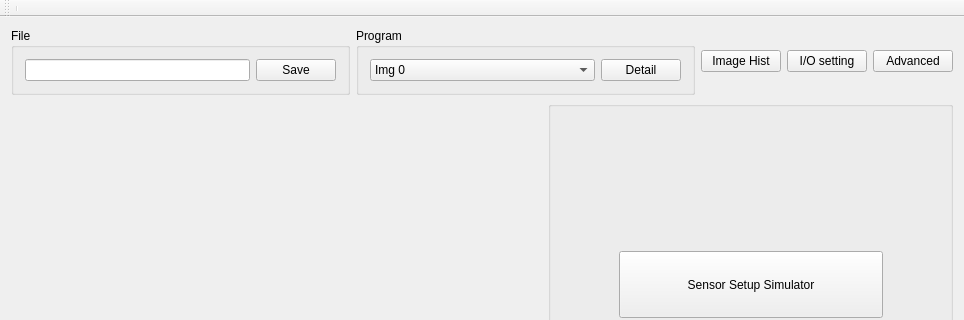
The window that QtWorkGui/QtGuiSimulator.ui (AntonLip/Recognition) describes before a commit, drawn with Qt 5; both pictures show x 0 to 964 and y 0 to 320 of the 964 by 715 pixel window.
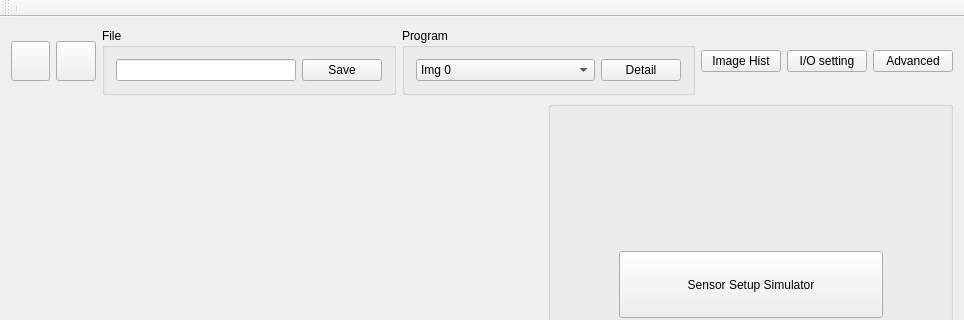
The same window after the commit. Icons and pictures are not drawn. Custom widgets are drawn as their Qt base class.

What changed in the file:
```diff
--- a/QtWorkGui/QtGuiSimulator.ui
+++ b/QtWorkGui/QtGuiSimulator.ui
@@ -16,34 +16,110 @@
   <widget class="QWidget" name="centralWidget">
    <layout class="QVBoxLayout" name="verticalLayout_3">
     <item>
-     <layout class="QGridLayout" name="gridLayout">
-      <item row="0" column="2">
-       <widget class="QPushButton" name="pushButton_ImgHist">
+     <layout class="QHBoxLayout" name="horizontalLayout_4">
+      <item>
+       <widget class="QPushButton" name="pushButton_play">
         <property name="sizePolicy">
-         <sizepolicy hsizetype="Maximum" vsizetype="Fixed">
+         <sizepolicy hsizetype="Minimum" vsizetype="Fixed">
           <horstretch>0</horstretch>
           <verstretch>0</verstretch>
          </sizepolicy>
         </property>
+        <property name="minimumSize">
+         <size>
+          <width>39</width>
+          <height>40</height>
+         </size>
+        </property>
+        <property name="maximumSize">
+         <size>
+          <width>30</width>
+          <height>16777215</height>
+         </size>
+        </property>
         <property name="text">
-         <string>Image Hist</string>
+         <string/>
         </property>
+        <property name="icon">
+         <iconset>
+          <normaloff>G:/Recognition/QtWorkGui/play-button.jpg</normaloff>G:/Recognition/QtWorkGui/play-button.jpg</iconset>
+        </property>
+        <property name="iconSize">
+         <size>
+          <width>30</width>
+          <height>30</height>
+         </size>
+        </property>
        </widget>
       </item>
-      <item row="0" column="3">
-       <widget class="QPushButton" name="pushButton_I_O_settng">
+      <item>
+       <widget class="QPushButton" name="pushButton_parametrs">
+        <property name="minimumSize">
+         <size>
+          <width>40</width>
+          <height>40</height>
+         </size>
+        </property>
+        <property name="maximumSize">
+         <size>
+          <width>40</width>
+          <height>16777215</height>
+         </size>
+        </property>
+        <property name="text">
+         <string/>
+        </property>
+        <property name="icon">
+         <iconset>
+          <normaloff>G:/Recognition/QtWorkGui/stop.png</normaloff>G:/Recognition/QtWorkGui/stop.png</iconset>
+        </property>
+        <property name="iconSize">
+         <size>
+          <width>30</width>
+          <height>30</height>
+         </size>
+        </property>
+       </widget>
+      </item>
+      <item>
+       <widget class="QGroupBox" name="groupBox">
         <property name="sizePolicy">
-         <sizepolicy hsizetype="Maximum" vsizetype="Fixed">
+         <sizepolicy hsizetype="Preferred" vsizetype="Minimum">
           <horstretch>0</horstretch>
           <verstretch>0</verstretch>
          </sizepolicy>
         </property>
-        <property name="text">
-         <string>I/O setting</string>
+        <property name="title">
+         <string>File</string>
         </property>
+        <layout class="QHBoxLayout" name="horizontalLayout_2">
+         <item>
+          <widget class="QLineEdit" name="linEdit_fileName">
+           <property name="sizePolicy">
+            <sizepolicy hsizetype="Preferred" vsizetype="Fixed">
+             <horstretch>0</horstretch>
+             <verstretch>0</verstretch>
+            </sizepolicy>
+           </property>
+          </widget>
+         </item>
+         <item>
+          <widget class="QPushButton" name="pushButtn_Save">
+           <property name="sizePolicy">
+            <sizepolicy hsizetype="Maximum" vsizetype="Fixed">
+             <horstretch>0</horstretch>
+             <verstretch>0</verstretch>
+            </sizepolicy>
+           </property>
+           <property name="text">
+            <string>Save</string>
+           </property>
+          </widget>
+         </item>
+        </layout>
        </widget>
       </item>
-      <item row="0" column="1">
+      <item>
        <widget class="QGroupBox" name="groupBox_2">
         <property name="sizePolicy">
          <sizepolicy hsizetype="Preferred" vsizetype="Minimum">
@@ -243,45 +319,33 @@
         <zorder>comboBox_program</zorder>
        </widget>
       </item>
-      <item row="0" column="0">
-       <widget class="QGroupBox" name="groupBox">
+      <item>
+       <widget class="QPushButton" name="pushButton_ImgHist">
         <property name="sizePolicy">
-         <sizepolicy hsizetype="Preferred" vsizetype="Minimum">
+         <sizepolicy hsizetype="Maximum" vsizetype="Fixed">
           <horstretch>0</horstretch>
           <verstretch>0</verstretch>
          </sizepolicy>
         </property>
-        <property name="title">
-         <string>File</string>
+        <property name="text">
+         <string>Image Hist</string>
         </property>
-        <layout class="QHBoxLayout" name="horizontalLayout_2">
-         <item>
-          <widget class="QLineEdit" name="linEdit_fileName">
-           <property name="sizePolicy">
-            <sizepolicy hsizetype="Preferred" vsizetype="Fixed">
-             <horstretch>0</horstretch>
-             <verstretch>0</verstretch>
-            </sizepolicy>
-           </property>
-          </widget>
-         </item>
-         <item>
-          <widget class="QPushButton" name="pushButtn_Save">
-           <property name="sizePolicy">
-            <sizepolicy hsizetype="Maximum" vsizetype="Fixed">
-             <horstretch>0</horstretch>
-             <verstretch>0</verstretch>
-            </sizepolicy>
-           </property>
-           <property name="text">
-            <string>Save</string>
-           </property>
-          </widget>
-         </item>
-        </layout>
        </widget>
       </item>
-      <item row="0" column="4">
+      <item>
+       <widget class="QPushButton" name="pushButton_I_O_settng">
+        <property name="sizePolicy">
+         <sizepolicy hsizetype="Maximum" vsizetype="Fixed">
+          <horstretch>0</horstretch>
+          <verstretch>0</verstretch>
+         </sizepolicy>
+        </property>
+        <property name="text">
+         <string>I/O setting</string>
+        </property>
+       </widget>
+      </item>
+      <item>
        <widget class="QPushButton" name="pushButton_advanc">
         <property name="sizePolicy">
          <sizepolicy hsizetype="Maximum" vsizetype="Fixed">
@@ -444,8 +508,6 @@
      </layout>
     </item>
    </layout>
-   <zorder></zorder>
-   <zorder></zorder>
   </widget>
   <widget class="QMenuBar" name="menuBar">
    <property name="geometry">
@@ -453,7 +515,7 @@
      <x>0</x>
      <y>0</y>
      <width>964</width>
-     <height>26</height>
+     <height>21</height>
     </rect>
    </property>
   </widget>
```
